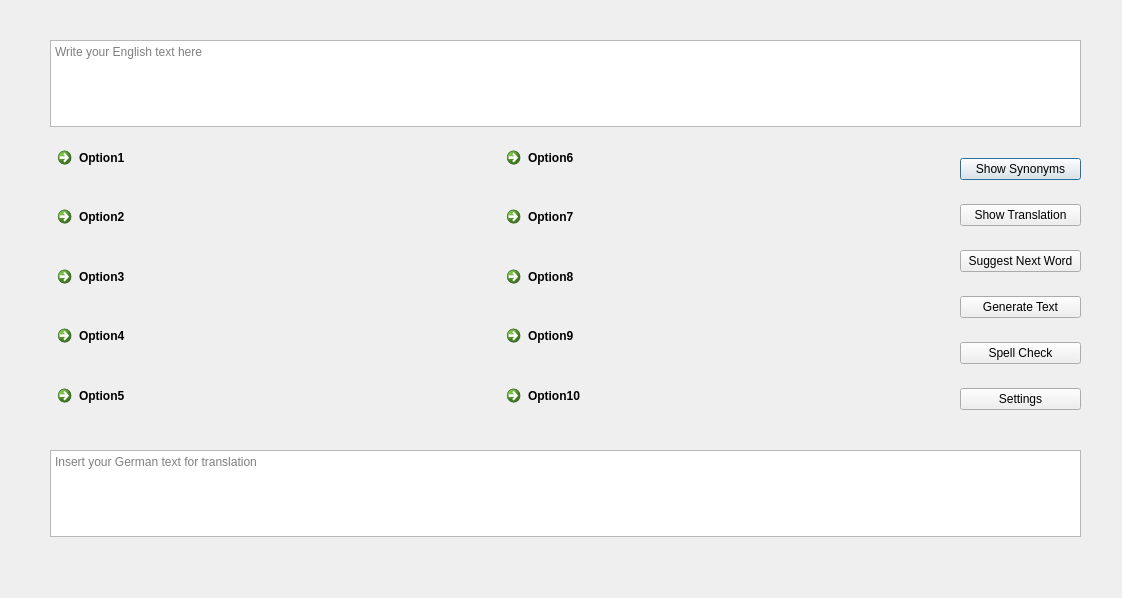
Old version of the form Schreibhilfe_MainWindow.ui in the repository donotreadme/Deutsch2Englisch_Schreibhilfe.
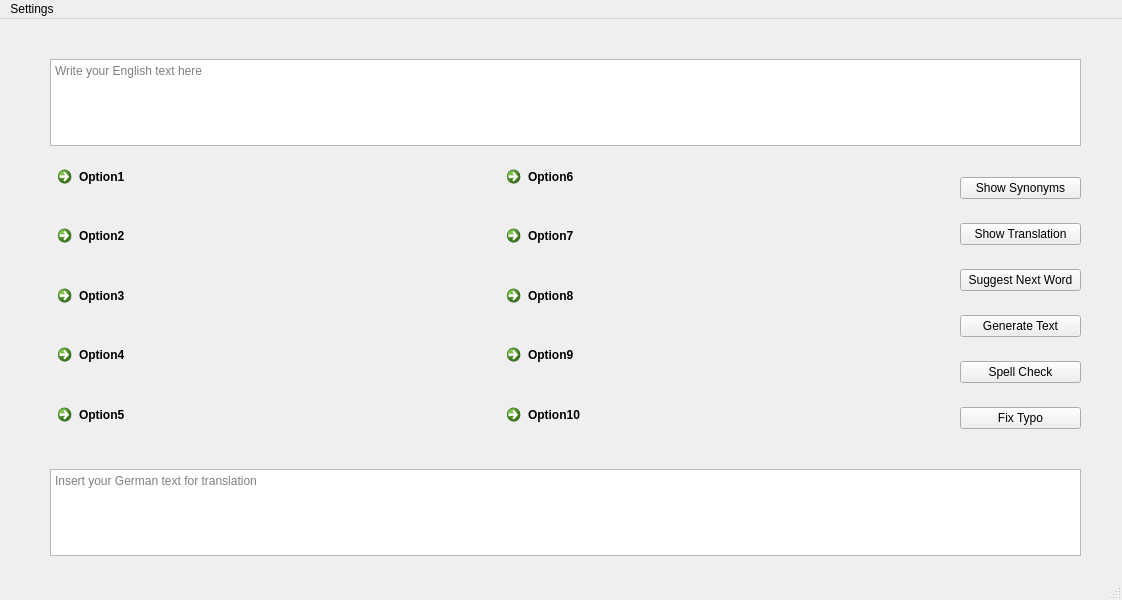
New version of the form.

Commit message: added Settings UI and functionality

What changed in the file:
```diff
--- a/Schreibhilfe_MainWindow.ui
+++ b/Schreibhilfe_MainWindow.ui
@@ -1,15 +1,25 @@
 <?xml version="1.0" encoding="UTF-8"?>
 <ui version="4.0">
- <class>Dialog</class>
- <widget class="QDialog" name="Dialog">
+ <class>MainWindow</class>
+ <widget class="QMainWindow" name="MainWindow">
   <property name="geometry">
    <rect>
     <x>0</x>
     <y>0</y>
     <width>1122</width>
-    <height>598</height>
+    <height>600</height>
    </rect>
   </property>
+  <property name="sizePolicy">
+   <sizepolicy hsizetype="Fixed" vsizetype="Fixed">
+    <horstretch>0</horstretch>
+    <verstretch>0</verstretch>
+   </sizepolicy>
+  </property>
+  <property name="windowTitle">
+   <string>MainWindow</string>
+  </property>
+  <widget class="QWidget" name="Dialog">
   <property name="windowTitle">
    <string>Dialog</string>
   </property>
@@ -87,7 +97,7 @@
     <item>
      <widget class="QPushButton" name="buttonSettings">
       <property name="text">
-       <string>Settings</string>
+        <string>Fix Typo</string>
       </property>
      </widget>
     </item>
@@ -183,6 +193,30 @@
     </item>
    </layout>
   </widget>
+  </widget>
+  <widget class="QMenuBar" name="menubar">
+   <property name="geometry">
+    <rect>
+     <x>0</x>
+     <y>0</y>
+     <width>1122</width>
+     <height>26</height>
+    </rect>
+   </property>
+   <widget class="QMenu" name="menuSettings">
+    <property name="title">
+     <string>Settings</string>
+    </property>
+    <addaction name="actionPreferences"/>
+   </widget>
+   <addaction name="menuSettings"/>
+  </widget>
+  <widget class="QStatusBar" name="statusbar"/>
+  <action name="actionPreferences">
+   <property name="text">
+    <string>Preferences...</string>
+   </property>
+  </action>
  </widget>
  <resources/>
  <connections/>
```
Left out of the diff: 2 changed lines with no effect on the pictures. Lines whose indentation alone changed are shown as unchanged. The commit also changes 3 other files.
